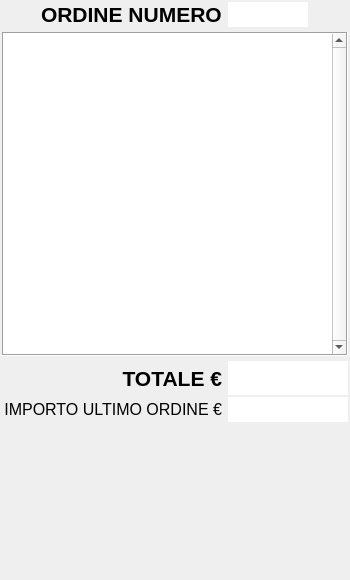
mtonin/gestcassa, file src/ordine.ui: the form before one commit.
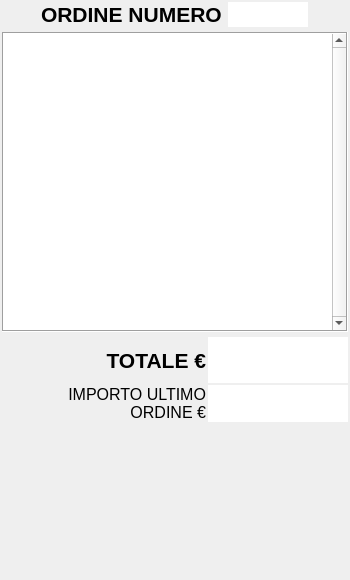
The form after the commit. Custom widgets are drawn as their Qt base class.

```diff
--- a/src/ordine.ui
+++ b/src/ordine.ui
@@ -233,27 +233,27 @@
     </widget>
    </item>
    <item>
-    <layout class="QGridLayout" name="gridLayout_2">
-     <property name="horizontalSpacing">
-      <number>6</number>
-     </property>
-     <property name="verticalSpacing">
+    <layout class="QGridLayout" name="gridLayout_2" columnstretch="0,1,0">
+     <property name="spacing">
       <number>2</number>
      </property>
-     <item row="0" column="1">
+     <item row="0" column="0">
       <spacer name="horizontalSpacer">
        <property name="orientation">
         <enum>Qt::Horizontal</enum>
        </property>
+       <property name="sizeType">
+        <enum>QSizePolicy::Minimum</enum>
+       </property>
        <property name="sizeHint" stdset="0">
         <size>
-         <width>40</width>
+         <width>20</width>
          <height>20</height>
         </size>
        </property>
       </spacer>
      </item>
-     <item row="0" column="2">
+     <item row="0" column="1">
       <widget class="QLabel" name="label_3">
        <property name="font">
         <font>
@@ -270,7 +270,41 @@
        </property>
       </widget>
      </item>
-     <item row="0" column="3">
+     <item row="1" column="1">
+      <widget class="QLabel" name="numeroLbl_3">
+       <property name="font">
+        <font>
+         <pointsize>12</pointsize>
+        </font>
+       </property>
+       <property name="text">
+        <string>IMPORTO ULTIMO ORDINE €</string>
+       </property>
+       <property name="alignment">
+        <set>Qt::AlignRight|Qt::AlignTrailing|Qt::AlignVCenter</set>
+       </property>
+       <property name="wordWrap">
+        <bool>true</bool>
+       </property>
+      </widget>
+     </item>
+     <item row="1" column="0">
+      <spacer name="horizontalSpacer_2">
+       <property name="orientation">
+        <enum>Qt::Horizontal</enum>
+       </property>
+       <property name="sizeType">
+        <enum>QSizePolicy::Minimum</enum>
+       </property>
+       <property name="sizeHint" stdset="0">
+        <size>
+         <width>20</width>
+         <height>20</height>
+        </size>
+       </property>
+      </spacer>
+     </item>
+     <item row="0" column="2">
       <widget class="QLineEdit" name="totaleLine">
        <property name="sizePolicy">
         <sizepolicy hsizetype="Minimum" vsizetype="Expanding">
@@ -280,13 +314,13 @@
        </property>
        <property name="maximumSize">
         <size>
-         <width>120</width>
+         <width>140</width>
          <height>16777215</height>
         </size>
        </property>
        <property name="font">
         <font>
-         <pointsize>18</pointsize>
+         <pointsize>26</pointsize>
          <weight>75</weight>
          <bold>true</bold>
         </font>
@@ -305,38 +339,7 @@
        </property>
       </widget>
      </item>
-     <item row="1" column="1">
-      <spacer name="horizontalSpacer_2">
-       <property name="orientation">
-        <enum>Qt::Horizontal</enum>
-       </property>
-       <property name="sizeHint" stdset="0">
-        <size>
-         <width>40</width>
-         <height>20</height>
-        </size>
-       </property>
-      </spacer>
-     </item>
      <item row="1" column="2">
-      <widget class="QLabel" name="numeroLbl_3">
-       <property name="font">
-        <font>
-         <pointsize>12</pointsize>
-        </font>
-       </property>
-       <property name="text">
-        <string>IMPORTO ULTIMO ORDINE €</string>
-       </property>
-       <property name="alignment">
-        <set>Qt::AlignRight|Qt::AlignTrailing|Qt::AlignVCenter</set>
-       </property>
-       <property name="wordWrap">
-        <bool>false</bool>
-       </property>
-      </widget>
-     </item>
-     <item row="1" column="3">
       <widget class="QLineEdit" name="importoUltimoOrdineText">
        <property name="sizePolicy">
         <sizepolicy hsizetype="Expanding" vsizetype="Expanding">
@@ -346,13 +349,13 @@
        </property>
        <property name="maximumSize">
         <size>
-         <width>120</width>
+         <width>140</width>
          <height>16777215</height>
         </size>
        </property>
        <property name="font">
         <font>
-         <pointsize>12</pointsize>
+         <pointsize>16</pointsize>
         </font>
        </property>
        <property name="maxLength">
```
